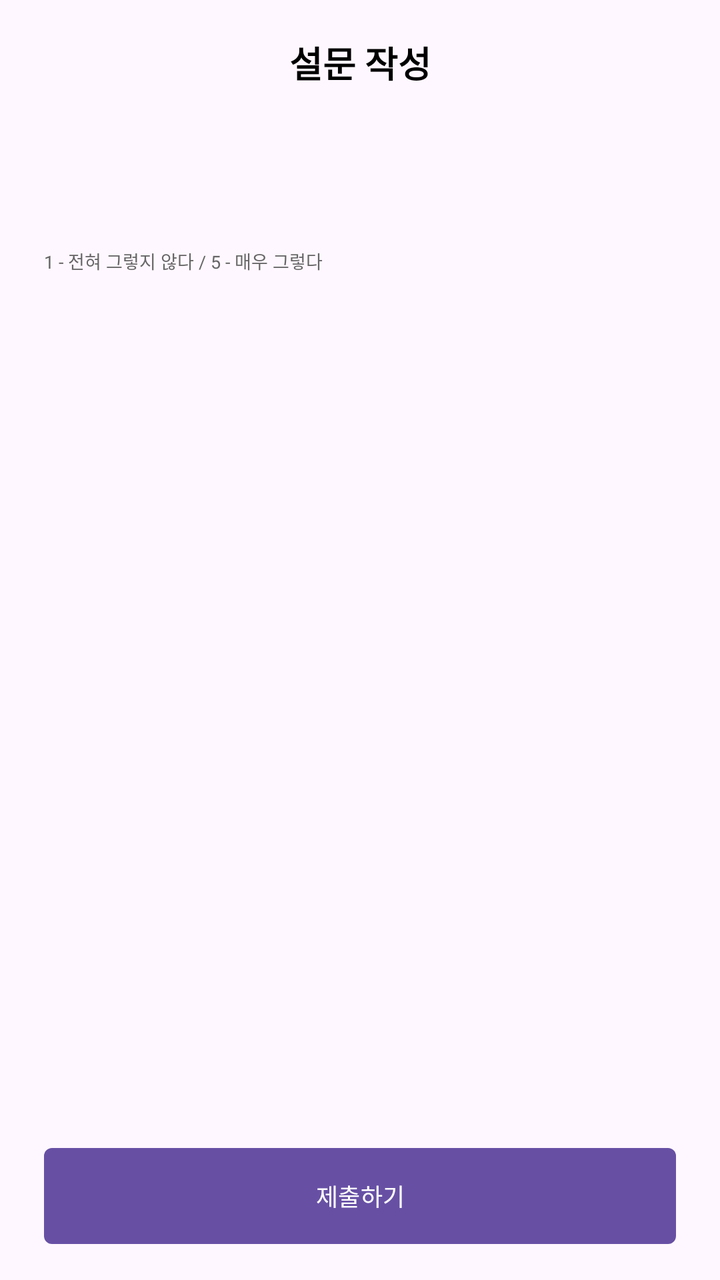
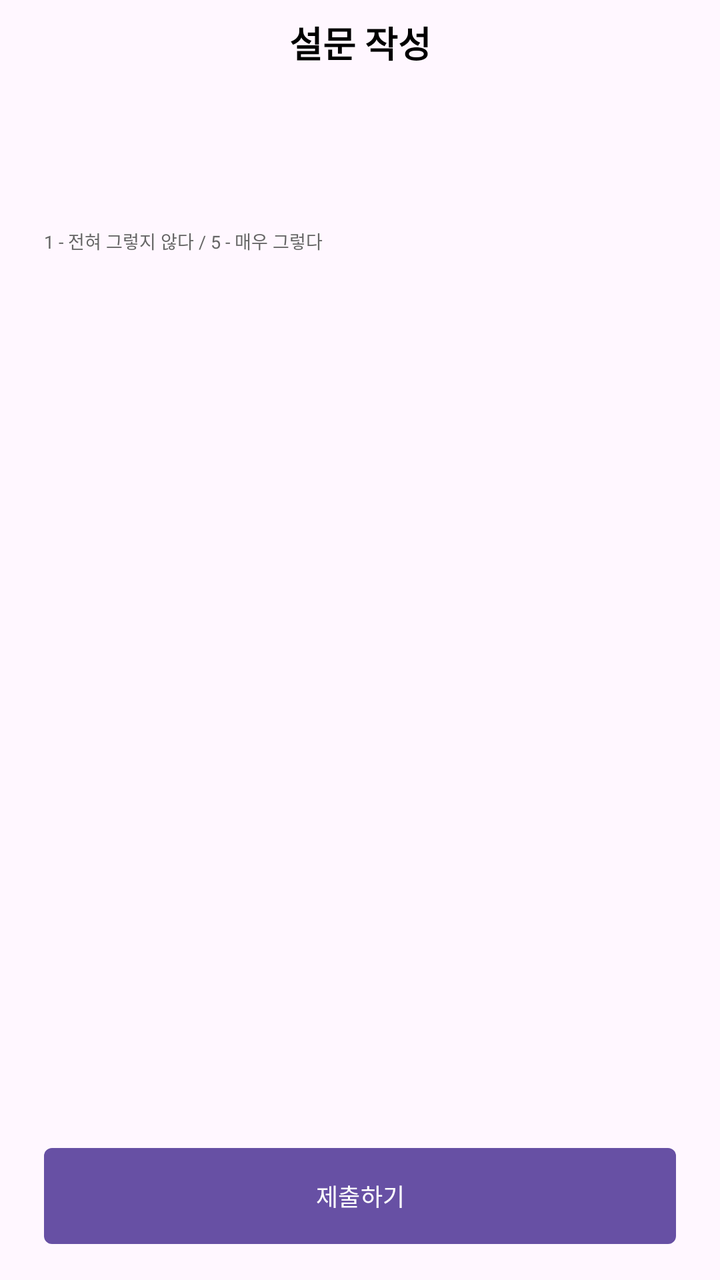

The first picture is an Android layout as it rendered before a commit; the second is the same layout after the commit. The layout source and the unified diff follow.
<!-- AndroidManifest.xml: application theme Theme.Mobile_survey_application -->
<!-- res/layout/activity_survey.xml -->
<?xml version="1.0" encoding="utf-8"?>
<LinearLayout xmlns:android="http://schemas.android.com/apk/res/android"
    android:id="@+id/root_layout"
    android:layout_width="match_parent"
    android:layout_height="match_parent"
    android:orientation="vertical"
    android:background="#FFF7FF"
    android:paddingStart="22dp"
    android:paddingEnd="22dp"
    android:paddingTop="18dp"
    android:paddingBottom="18dp">

    
    <TextView
        android:layout_width="match_parent"
        android:layout_height="wrap_content"
        android:text="설문 작성"
        android:textSize="18sp"
        android:textStyle="bold"
        android:textColor="#000000"
        android:gravity="center" />

    
    <TextView
        android:id="@+id/tv_survey_title"
        android:layout_width="match_parent"
        android:layout_height="wrap_content"
        android:text=""
        android:textSize="14sp"
        android:textStyle="bold"
        android:textColor="#000000"
        android:layout_marginTop="22dp" />

    
    <TextView
        android:id="@+id/tv_survey_description"
        android:layout_width="match_parent"
        android:layout_height="wrap_content"
        android:text=""
        android:textSize="9sp"
        android:textColor="#000000"
        android:layout_marginTop="8dp" />

    
    <TextView
        android:layout_width="match_parent"
        android:layout_height="wrap_content"
        android:text="1 - 전혀 그렇지 않다 / 5 - 매우 그렇다"
        android:textSize="9sp"
        android:textColor="#666666"
        android:layout_marginTop="18dp" />

    
    <ScrollView
        android:id="@+id/question_scroll_view"
        android:layout_width="match_parent"
        android:layout_height="0dp"
        android:layout_weight="1"
        android:layout_marginTop="14dp"
        android:fillViewport="true"
        android:clipToPadding="false">

        <LinearLayout
            android:id="@+id/question_container"
            android:layout_width="match_parent"
            android:layout_height="wrap_content"
            android:orientation="vertical" />

    </ScrollView>

    
    <Button
        android:id="@+id/btnSubmit"
        android:layout_width="match_parent"
        android:layout_height="48dp"
        android:text="제출하기"
        android:textSize="12sp"
        android:textColor="#FFFFFF"
        android:enabled="true"
        android:clickable="true"
        android:background="@drawable/survey_submit_button"
        android:backgroundTint="@null"
        android:layout_marginTop="14dp" />

</LinearLayout>
<!-- resources referenced by this layout -->
<resources>
  <!-- drawable survey_submit_button (drawable) -->
  <?xml version="1.0" encoding="utf-8"?>
  <shape xmlns:android="http://schemas.android.com/apk/res/android">
  
      <solid android:color="#6E50B5" />
  
      <corners android:radius="4dp" />
  
  </shape>
  <style name="Theme.Mobile_survey_application" parent="Base.Theme.Mobile_survey_application" />
  <style name="Base.Theme.Mobile_survey_application" parent="Theme.Material3.DayNight.NoActionBar">
          
          
      </style>
</resources>

<!-- the commit's change to res/layout/activity_survey.xml (unified diff, before → after) -->
@@ -7,7 +7,7 @@
     android:background="#FFF7FF"
     android:paddingStart="22dp"
     android:paddingEnd="22dp"
-    android:paddingTop="18dp"
+    android:paddingTop="8dp"
     android:paddingBottom="18dp">
 
     
